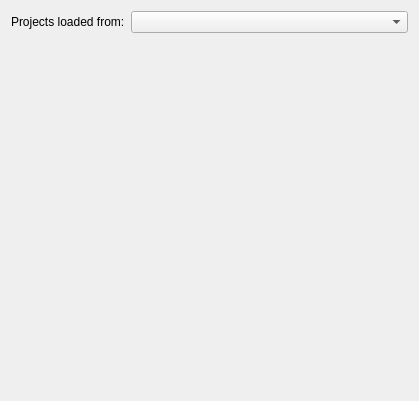
This is src/configmanager/ui/nodewidgets/ui_projectswidget.ui in roam-qgis/Roam as Qt 5 draws it before an edit. The edited form follows.
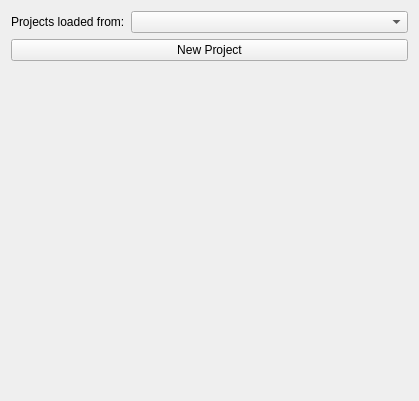
This is the edited form. Icons and pictures are not drawn.

Commit message: Remove New Project and New Form tree nodes. Add buttons on main widgets

```diff
--- a/src/configmanager/ui/nodewidgets/ui_projectswidget.ui
+++ b/src/configmanager/ui/nodewidgets/ui_projectswidget.ui
@@ -34,6 +34,23 @@
      </item>
     </layout>
    </item>
+   <item>
+    <widget class="QPushButton" name="btnNewProject">
+     <property name="text">
+      <string>New Project</string>
+     </property>
+     <property name="icon">
+      <iconset resource="../../../roam/resources.qrc">
+       <normaloff>:/icons/add</normaloff>:/icons/add</iconset>
+     </property>
+     <property name="iconSize">
+      <size>
+       <width>32</width>
+       <height>32</height>
+      </size>
+     </property>
+    </widget>
+   </item>
    <item>
     <spacer name="verticalSpacer_3">
      <property name="orientation">
```
The commit also changes 6 other files.
